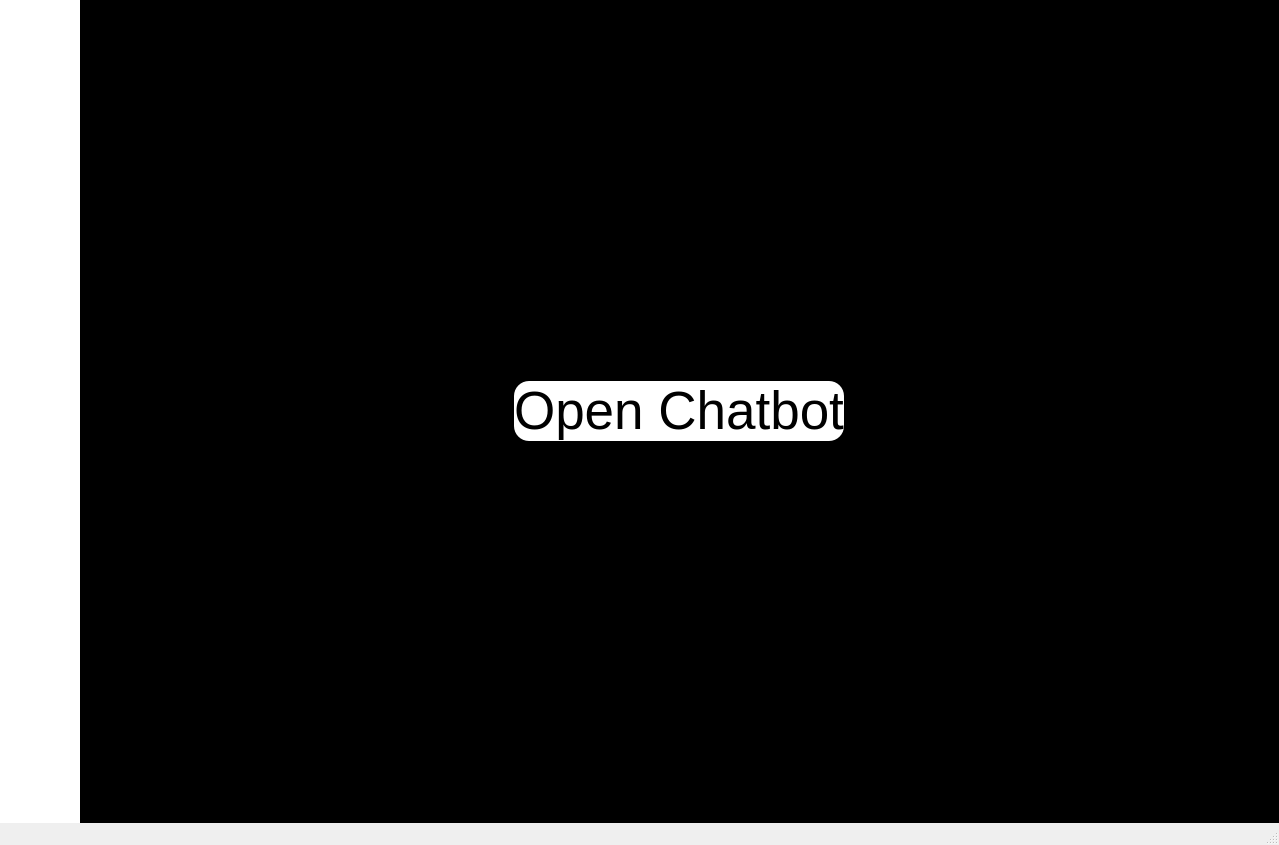
Above: gui/Final_Project_PTI08_MainPage.ui from PatrickTheNightOwl/Final-Project-PTI08 before the change. Below: the same form after it.
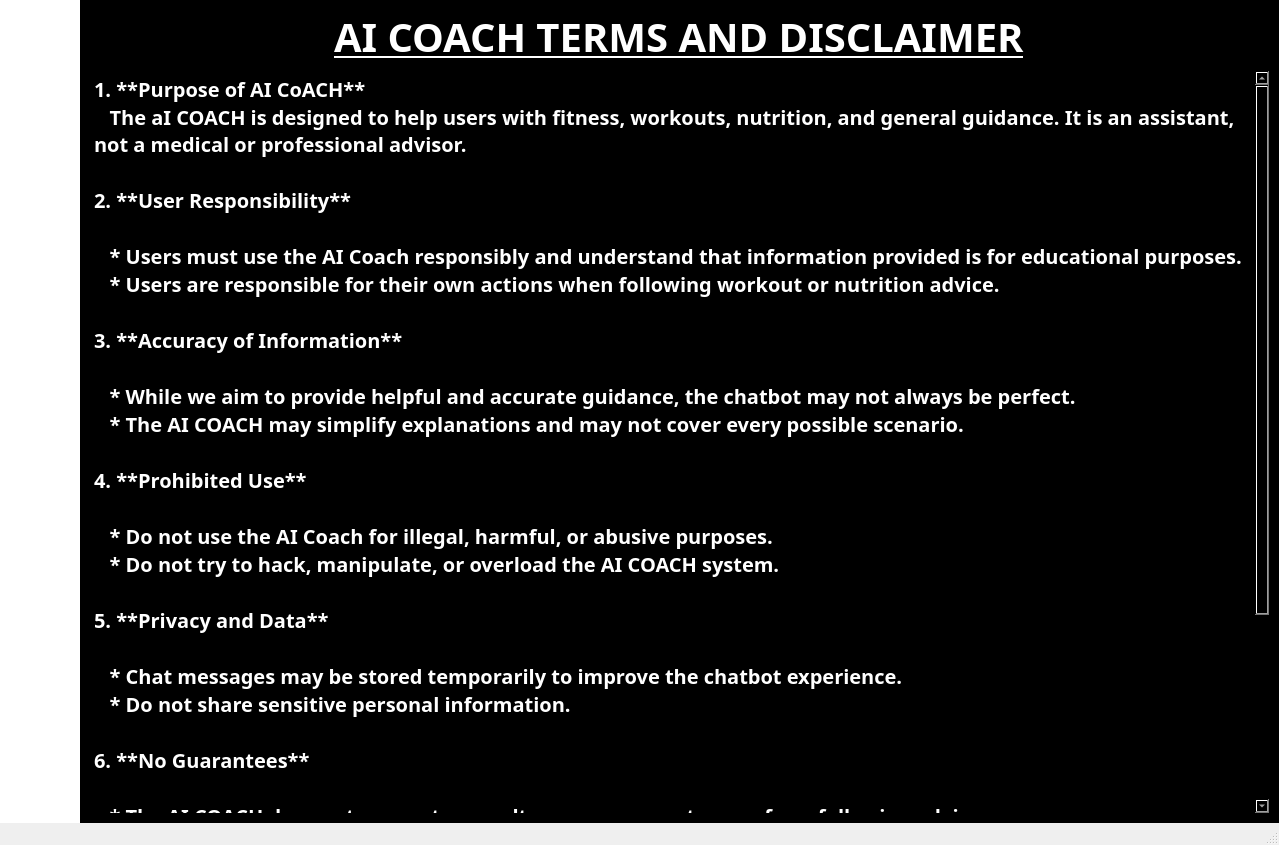
That is the form after the change. Icons and pictures are not drawn.

```diff
--- a/gui/Final_Project_PTI08_MainPage.ui
+++ b/gui/Final_Project_PTI08_MainPage.ui
@@ -174,7 +174,7 @@
        <string notr="true">background-color:black</string>
       </property>
       <property name="currentIndex">
-       <number>2</number>
+       <number>5</number>
       </property>
       <widget class="QWidget" name="Training_Page">
        <property name="styleSheet">
@@ -481,7 +481,7 @@
             </property>
             <item>
              <widget class="QWidget" name="widget_2" native="true">
-              <layout class="QHBoxLayout" name="horizontalLayout_4">
+              <layout class="QVBoxLayout" name="verticalLayout_5">
                <property name="spacing">
                 <number>10</number>
                </property>
@@ -497,7 +497,7 @@
                <property name="bottomMargin">
                 <number>0</number>
                </property>
-               <item>
+               <item alignment="Qt::AlignHCenter|Qt::AlignVCenter">
                 <widget class="QPushButton" name="movetochatbot">
                  <property name="sizePolicy">
                   <sizepolicy hsizetype="Fixed" vsizetype="Fixed">
@@ -512,7 +512,17 @@
 background-color:white;</string>
                  </property>
                  <property name="text">
-                  <string>Open Chatbot</string>
+                  <string>Open AI Coach</string>
+                 </property>
+                </widget>
+               </item>
+               <item>
+                <widget class="QPushButton" name="terms_disclaimer">
+                 <property name="styleSheet">
+                  <string notr="true">color:white;font-size:13pt;font-family:Bebas Neue;font-weight:bold;text-decoration: underline;</string>
+                 </property>
+                 <property name="text">
+                  <string>AI coach terms and disclaimer</string>
                  </property>
                 </widget>
                </item>
@@ -595,6 +605,63 @@
         </widget>
        </widget>
       </widget>
+      <widget class="QWidget" name="Terms_Disclaimer">
+       <layout class="QVBoxLayout" name="verticalLayout_6">
+        <item alignment="Qt::AlignHCenter">
+         <widget class="QLabel" name="Terms_Title">
+          <property name="styleSheet">
+           <string notr="true">color:white;font-size:30pt;font-family:Bebas Neue;font-weight:bold;text-decoration: underline;</string>
+          </property>
+          <property name="text">
+           <string>AI COACH TERMS AND DISCLAIMER</string>
+          </property>
+         </widget>
+        </item>
+        <item>
+         <widget class="QPlainTextEdit" name="plainTextEdit">
+          <property name="styleSheet">
+           <string notr="true">color:white;font-size:15pt;font-family:Bebas Neue;font-weight:bold;</string>
+          </property>
+          <property name="plainText">
+           <string>1. **Purpose of AI CoACH**
+   The aI COACH is designed to help users with fitness, workouts, nutrition, and general guidance. It is an assistant, not a medical or professional advisor.
+
+2. **User Responsibility**
+
+   * Users must use the AI Coach responsibly and understand that information provided is for educational purposes.
+   * Users are responsible for their own actions when following workout or nutrition advice.
+
+3. **Accuracy of Information**
+
+   * While we aim to provide helpful and accurate guidance, the chatbot may not always be perfect.
+   * The AI COACH may simplify explanations and may not cover every possible scenario.
+
+4. **Prohibited Use**
+
+   * Do not use the AI Coach for illegal, harmful, or abusive purposes.
+   * Do not try to hack, manipulate, or overload the AI COACH system.
+
+5. **Privacy and Data**
+
+   * Chat messages may be stored temporarily to improve the chatbot experience.
+   * Do not share sensitive personal information.
+
+6. **No Guarantees**
+
+   * The AI COACH does not guarantee results, success, or outcomes from following advice.
+   * Users should consult professionals for serious health, fitness, or medical concerns.
+
+7. **Changes to Terms**
+
+   * We may update these terms from time to time. Users are encouraged to review them regularly.
+
+**By using this AI COACH, you agree to follow these terms and use it responsibly.**
+</string>
+          </property>
+         </widget>
+        </item>
+       </layout>
+      </widget>
      </widget>
     </item>
    </layout>
```
